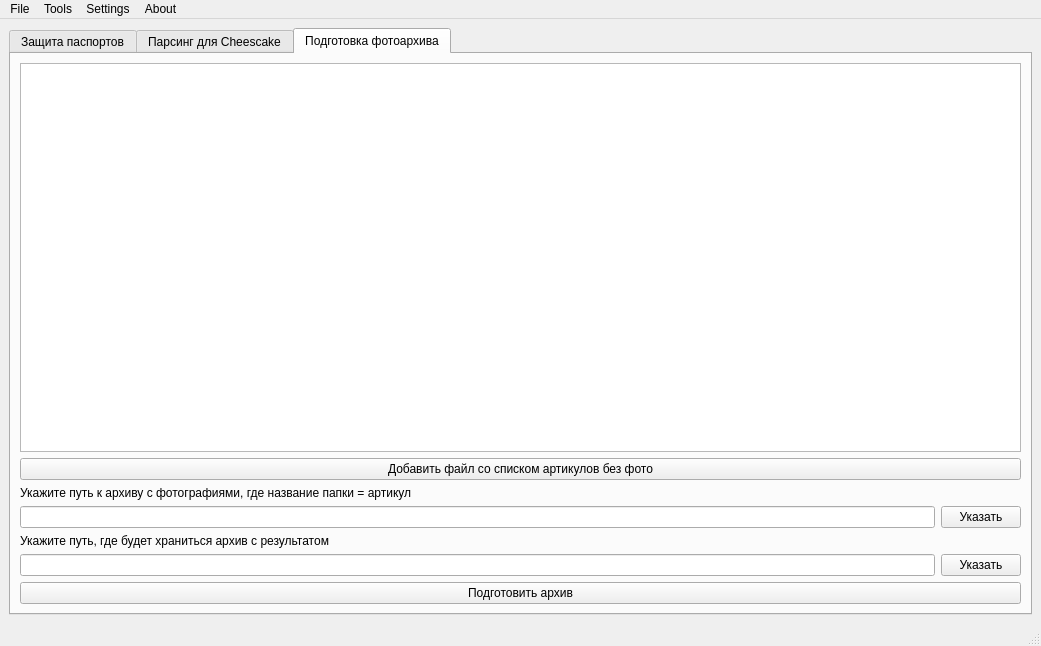
First picture: the form in main_window.ui, repository Risez51/IvanCRM, before the edit.
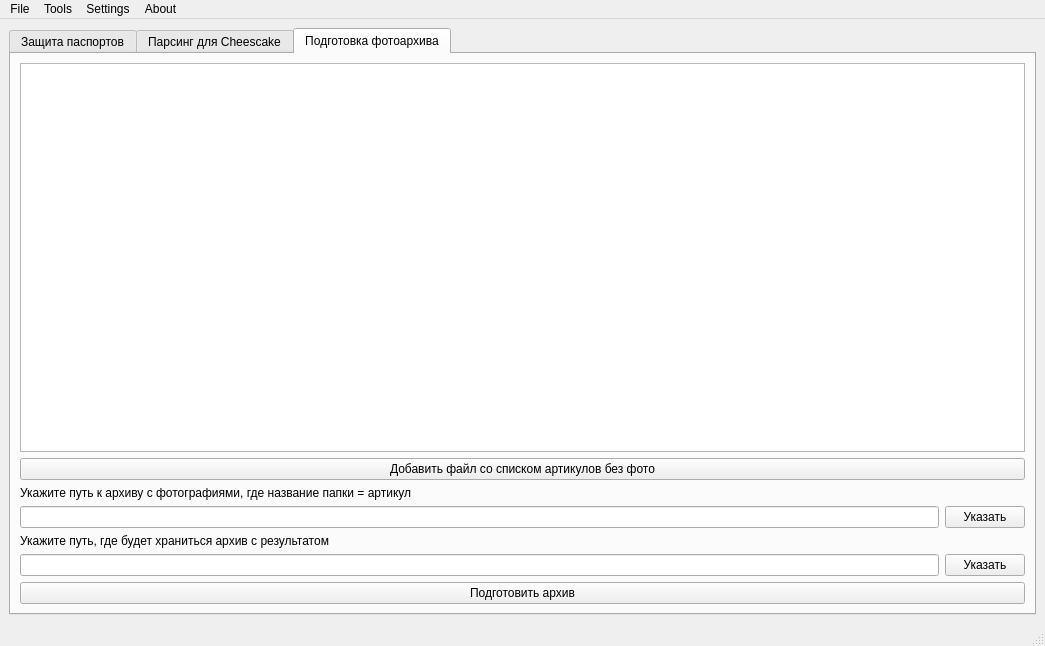
Second picture: the form after the edit. Icons and pictures are not drawn.

Patch:
```diff
--- a/main_window.ui
+++ b/main_window.ui
@@ -6,7 +6,7 @@
    <rect>
     <x>0</x>
     <y>0</y>
-    <width>1027</width>
+    <width>1045</width>
     <height>646</height>
    </rect>
   </property>
@@ -622,7 +622,7 @@
     <rect>
      <x>0</x>
      <y>0</y>
-     <width>1027</width>
+     <width>1045</width>
      <height>21</height>
     </rect>
    </property>
```
Left out of the diff: 2 changed lines with no effect on the pictures.
